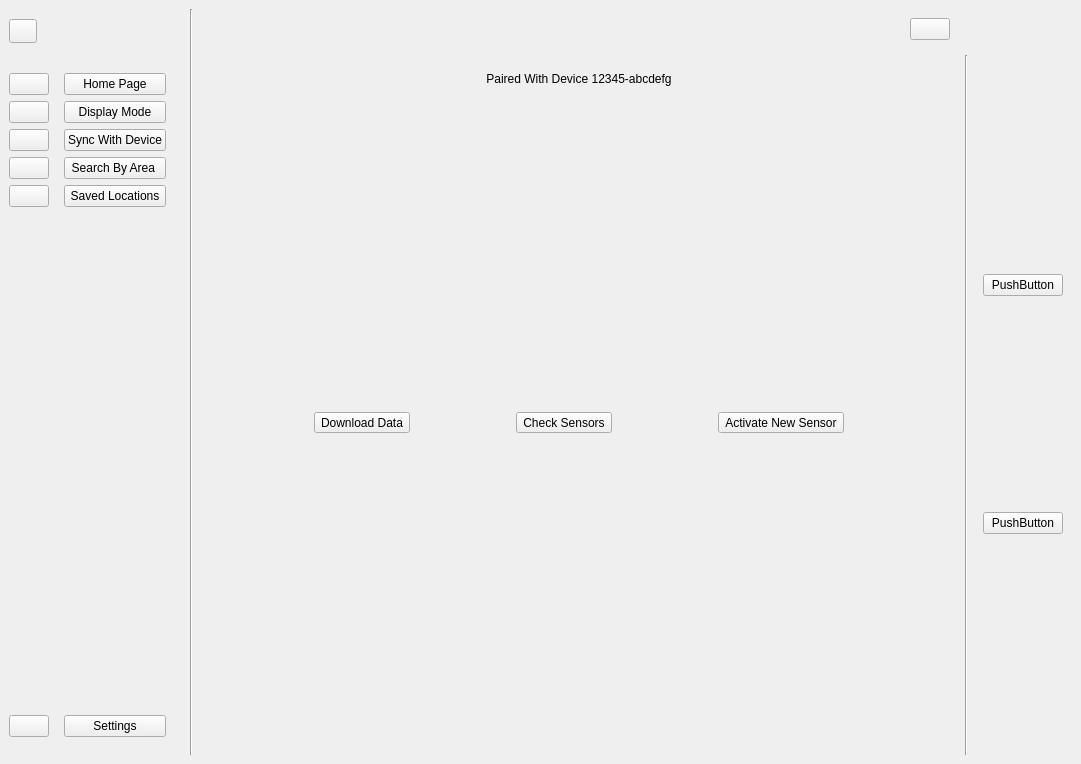
The window that User Interface/WeatherApp.ui (sarscheps/Project---UI-Communications) describes before a commit, drawn with Qt 5.
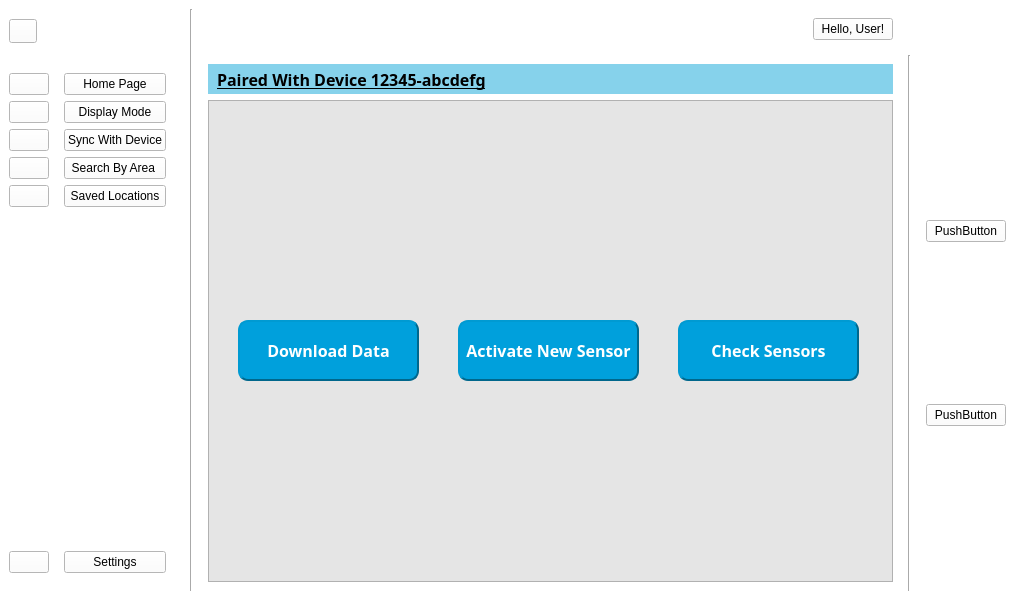
The same window after the commit. The open tabs and pages were chosen to show the change. Icons and pictures are not drawn. Custom widgets are drawn as their Qt base class.

Commit message: some main ui design updates

```diff
--- a/User Interface/WeatherApp.ui
+++ b/User Interface/WeatherApp.ui
@@ -6,17 +6,38 @@
    <rect>
     <x>0</x>
     <y>0</y>
-    <width>1081</width>
-    <height>764</height>
+    <width>1024</width>
+    <height>600</height>
    </rect>
   </property>
+  <property name="sizePolicy">
+   <sizepolicy hsizetype="Preferred" vsizetype="Preferred">
+    <horstretch>0</horstretch>
+    <verstretch>0</verstretch>
+   </sizepolicy>
+  </property>
+  <property name="maximumSize">
+   <size>
+    <width>1024</width>
+    <height>929</height>
+   </size>
+  </property>
   <property name="windowTitle">
    <string>WeatherApp</string>
   </property>
+  <property name="accessibleDescription">
+   <string extracomment="Segoe UI,9,-1,5,400,0,0,0,0,0,0,0,0,0,0,1"/>
+  </property>
+  <property name="styleSheet">
+   <string notr="true">background-color:rgb(255, 255, 255);</string>
+  </property>
   <widget class="QWidget" name="centralwidget">
    <layout class="QGridLayout" name="gridLayout">
     <item row="1" column="1" rowspan="2">
      <widget class="Line" name="line_3">
+      <property name="autoFillBackground">
+       <bool>false</bool>
+      </property>
       <property name="orientation">
        <enum>Qt::Vertical</enum>
       </property>
@@ -52,12 +73,15 @@
          <item>
           <widget class="QPushButton" name="profileBtn">
            <property name="text">
-            <string/>
+            <string>Hello, User!</string>
            </property>
            <property name="icon">
             <iconset>
              <normaloff>icons/BasicIcons/profileImage_logo.png</normaloff>icons/BasicIcons/profileImage_logo.png</iconset>
            </property>
+           <property name="checkable">
+            <bool>false</bool>
+           </property>
           </widget>
          </item>
         </layout>
@@ -427,6 +451,18 @@
          <property name="enabled">
           <bool>true</bool>
          </property>
+         <property name="autoFillBackground">
+          <bool>false</bool>
+         </property>
+         <property name="styleSheet">
+          <string notr="true"/>
+         </property>
+         <property name="frameShape">
+          <enum>QFrame::NoFrame</enum>
+         </property>
+         <property name="frameShadow">
+          <enum>QFrame::Plain</enum>
+         </property>
          <property name="currentIndex">
           <number>2</number>
          </property>
@@ -1072,20 +1108,54 @@
                <height>30</height>
               </size>
              </property>
+             <property name="font">
+              <font>
+               <family>Yu Gothic UI Semibold</family>
+               <pointsize>12</pointsize>
+               <bold>true</bold>
+               <underline>true</underline>
+              </font>
+             </property>
+             <property name="styleSheet">
+              <string notr="true">background-color:rgb(134, 210, 235);
+color: black;
+</string>
+             </property>
+             <property name="frameShape">
+              <enum>QFrame::NoFrame</enum>
+             </property>
+             <property name="frameShadow">
+              <enum>QFrame::Plain</enum>
+             </property>
+             <property name="lineWidth">
+              <number>1</number>
+             </property>
              <property name="text">
               <string>Paired With Device 12345-abcdefg</string>
              </property>
              <property name="alignment">
-              <set>Qt::AlignCenter</set>
+              <set>Qt::AlignLeading|Qt::AlignLeft|Qt::AlignVCenter</set>
+             </property>
+             <property name="margin">
+              <number>0</number>
+             </property>
+             <property name="indent">
+              <number>9</number>
+             </property>
+             <property name="openExternalLinks">
+              <bool>false</bool>
              </property>
             </widget>
            </item>
            <item>
             <widget class="QWidget" name="widget_7" native="true">
-             <layout class="QHBoxLayout" name="horizontalLayout_10">
+             <layout class="QHBoxLayout" name="horizontalLayout_10" stretch="0">
               <property name="spacing">
                <number>0</number>
               </property>
+              <property name="sizeConstraint">
+               <enum>QLayout::SetDefaultConstraint</enum>
+              </property>
               <property name="leftMargin">
                <number>0</number>
               </property>
@@ -1099,30 +1169,142 @@
                <number>0</number>
               </property>
               <item>
-               <widget class="QToolButton" name="toolButton">
-                <property name="baseSize">
-                 <size>
-                  <width>0</width>
-                  <height>0</height>
-                 </size>
+               <widget class="QFrame" name="frame">
+                <property name="styleSheet">
+                 <string notr="true">background-color:rgb(229, 229, 229);</string>
                 </property>
-                <property name="text">
-                 <string>Download Data</string>
+                <property name="frameShape">
+                 <enum>QFrame::StyledPanel</enum>
                 </property>
-               </widget>
-              </item>
-              <item>
-               <widget class="QToolButton" name="toolButton_2">
-                <property name="text">
-                 <string>Check Sensors</string>
+                <property name="frameShadow">
+                 <enum>QFrame::Raised</enum>
                 </property>
-               </widget>
-              </item>
-              <item>
-               <widget class="QToolButton" name="toolButton_3">
-                <property name="text">
-                 <string>Activate New Sensor</string>
-                </property>
+                <widget class="QToolButton" name="toolButton">
+                 <property name="enabled">
+                  <bool>true</bool>
+                 </property>
+                 <property name="geometry">
+                  <rect>
+                   <x>30</x>
+                   <y>220</y>
+                   <width>181</width>
+                   <height>61</height>
+                  </rect>
+                 </property>
+                 <property name="sizePolicy">
+                  <sizepolicy hsizetype="Fixed" vsizetype="Fixed">
+                   <horstretch>0</horstretch>
+                   <verstretch>0</verstretch>
+                  </sizepolicy>
+                 </property>
+                 <property name="baseSize">
+                  <size>
+                   <width>0</width>
+                   <height>0</height>
+                  </size>
+                 </property>
+                 <property name="font">
+                  <font>
+                   <family>Segoe UI Variable Display Semib</family>
+                   <pointsize>12</pointsize>
+                   <bold>true</bold>
+                  </font>
+                 </property>
+                 <property name="styleSheet">
+                  <string notr="true">QToolButton{
+background-color:rgb(0, 160, 220);
+color: white;
+border:2px;
+border-style: outset;
+border-color:rgb(0, 103, 140);
+border-radius: 10px;
+}
+
+QToolButton:pressed{
+background-color:rgb(0, 103, 140);
+border-color:rgb(0, 95, 130);
+}</string>
+                 </property>
+                 <property name="text">
+                  <string>Download Data</string>
+                 </property>
+                </widget>
+                <widget class="QToolButton" name="toolButton_3">
+                 <property name="geometry">
+                  <rect>
+                   <x>250</x>
+                   <y>220</y>
+                   <width>181</width>
+                   <height>61</height>
+                  </rect>
+                 </property>
+                 <property name="sizePolicy">
+                  <sizepolicy hsizetype="Fixed" vsizetype="Fixed">
+                   <horstretch>16</horstretch>
+                   <verstretch>12</verstretch>
+                  </sizepolicy>
+                 </property>
+                 <property name="font">
+                  <font>
+                   <family>Segoe UI Variable Display Semib</family>
+                   <pointsize>12</pointsize>
+                   <bold>true</bold>
+                  </font>
+                 </property>
+                 <property name="styleSheet">
+                  <string notr="true">QToolButton{
+background-color:rgb(0, 160, 220);
+color: white;
+border:2px;
+border-style: outset;
+border-color:rgb(0, 103, 140);
+border-radius: 10px;
+}
+
+QToolButton:pressed{
+background-color:rgb(0, 103, 140);
+border-color:rgb(0, 95, 130);
+}</string>
+                 </property>
+                 <property name="text">
+                  <string>Activate New Sensor</string>
+                 </property>
+                </widget>
+                <widget class="QToolButton" name="toolButton_2">
+                 <property name="geometry">
+                  <rect>
+                   <x>470</x>
+                   <y>220</y>
+                   <width>181</width>
+                   <height>61</height>
+                  </rect>
+                 </property>
+                 <property name="font">
+                  <font>
+                   <family>Segoe UI Variable Display Semib</family>
+                   <pointsize>12</pointsize>
+                   <bold>true</bold>
+                  </font>
+                 </property>
+                 <property name="styleSheet">
+                  <string notr="true">QToolButton{
+background-color:rgb(0, 160, 220);
+color: white;
+border:2px;
+border-style: outset;
+border-color:rgb(0, 103, 140);
+border-radius: 10px;
+}
+
+QToolButton:pressed{
+background-color:rgb(0, 103, 140);
+border-color:rgb(0, 95, 130);
+}</string>
+                 </property>
+                 <property name="text">
+                  <string>Check Sensors</string>
+                 </property>
+                </widget>
                </widget>
               </item>
              </layout>
```
Left out of the diff: 73 changed lines with no effect on the pictures. The commit also changes 2 other files.
